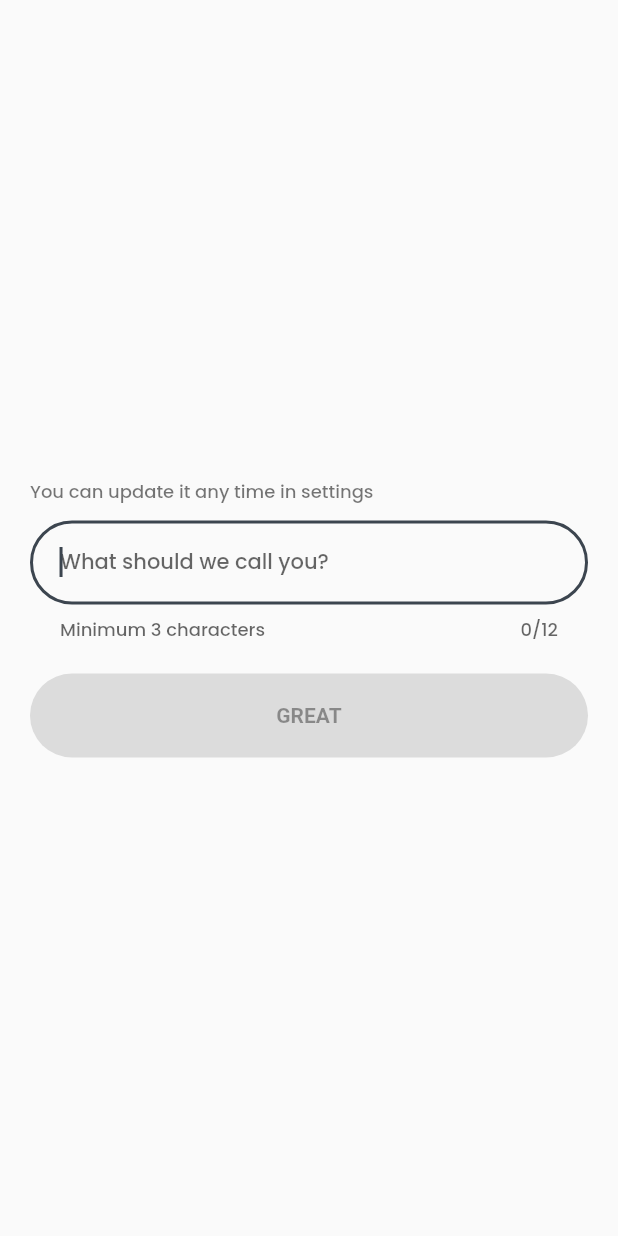
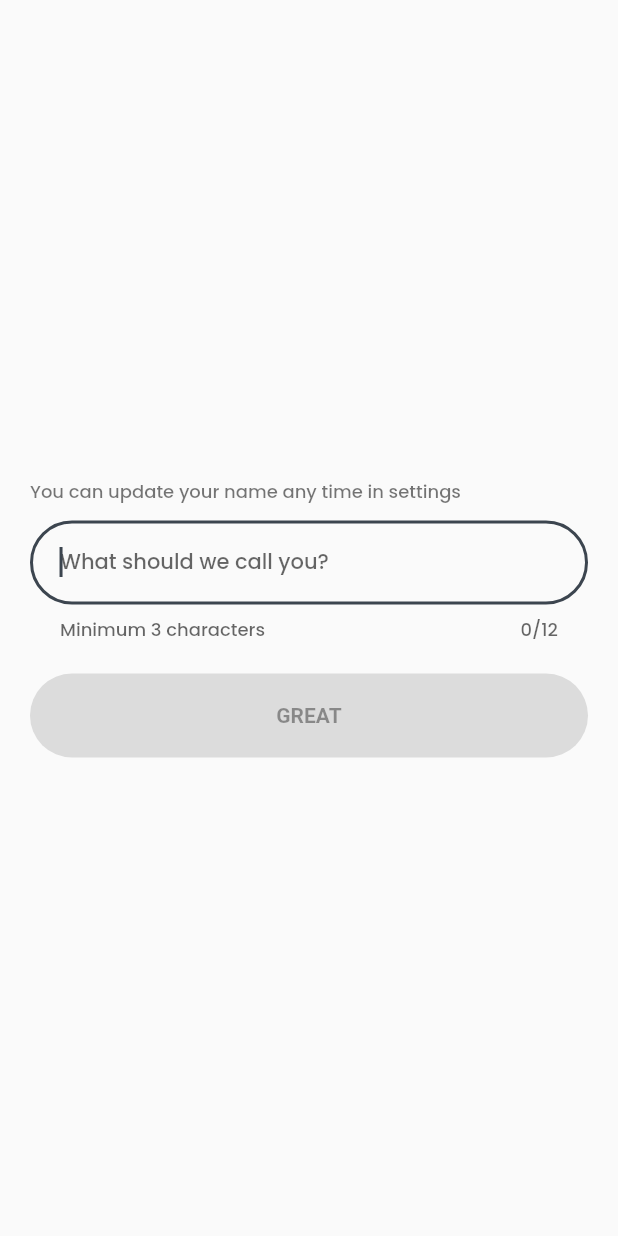
Before and after one commit to dipanshparmar/blindfold-chess, a Flutter app: the screen it shows after launch, after a tap on "GET STARTED", on a phone screen of 412 x 824 dp. Run offline on Flutter 3.47's test engine with Material 2 defaults, Android fonts, the phone set to English and light mode, and no system bars; our stand-ins replace flutter_svg, shared_preferences, sliver_tools, syncfusion_flutter_sliders; missing offline and left inert: syncfusion_flutter_core.

Commit message:
minor UI updates

```diff
--- a/lib/pages/name_input_page.dart
+++ b/lib/pages/name_input_page.dart
@@ -39,15 +39,13 @@ class _NameInputPageState extends State<NameInputPage> {
     return Scaffold(
       appBar: pushedFromSettings
           ? AppBar(
-              elevation: 0,
-              backgroundColor: Theme.of(context).scaffoldBackgroundColor,
               leading: IconButton(
                 icon: Icon(
                   Icons.arrow_back_ios,
                   size: 16,
                   color: Provider.of<ThemeProvider>(context).isDark()
                       ? kLightColorDarkTheme
-                      : kDarkColor,
+                      : kLightColor,
                 ),
                 onPressed: () async {
                   Navigator.of(context).pop();
@@ -66,7 +64,7 @@ class _NameInputPageState extends State<NameInputPage> {
               pushedFromSettings
                   ? const SizedBox.shrink()
                   : Text(
-                      'You can update it any time in settings',
+                      'You can update your name any time in settings',
                       style: Theme.of(context).textTheme.bodySmall,
                     ),
               const SizedBox(
```
